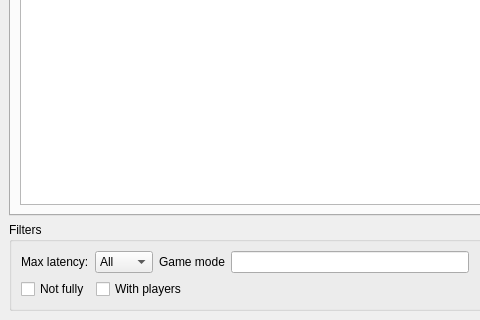
OpenMW/openmw, file files/tes3mp/ui/Main.ui: the form before one commit; both pictures show x 0 to 480 and y 280 to 600 of the 800 by 600 pixel window.
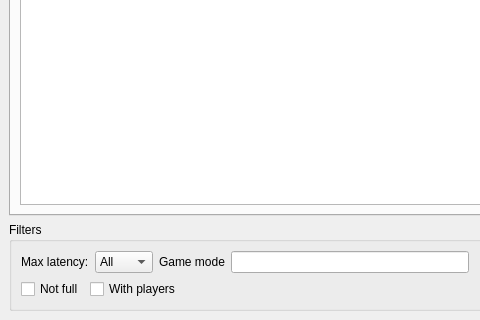
The form after the commit.

Commit message: [Browser] Change "Not fully" into "Not full"

Patch:
```diff
--- a/files/tes3mp/ui/Main.ui
+++ b/files/tes3mp/ui/Main.ui
@@ -155,7 +155,7 @@
          <item>
           <widget class="QCheckBox" name="cBoxNotFully">
            <property name="text">
-            <string>Not fully</string>
+            <string>Not full</string>
            </property>
           </widget>
          </item>
```
Left out of the diff: 2 changed lines with no effect on the pictures. The commit also changes 2 other files.
